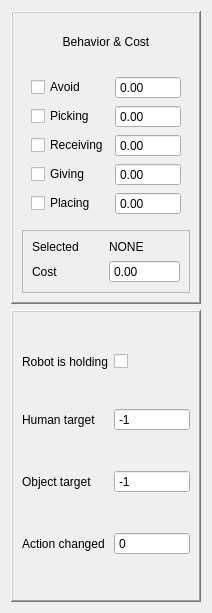
Before: the Qt Designer form src/move3d-remote/attentionalwidget.ui in jmainpri/move3d-studio, drawn with Qt 5.
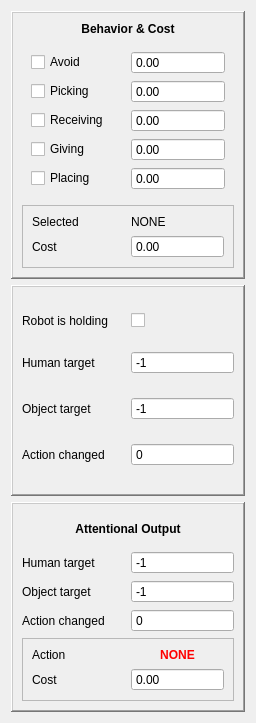
After: the same form once the commit is applied.

The edit to the form file:
```diff
--- a/src/move3d-remote/attentionalwidget.ui
+++ b/src/move3d-remote/attentionalwidget.ui
@@ -6,8 +6,8 @@
    <rect>
     <x>0</x>
     <y>0</y>
-    <width>212</width>
-    <height>613</height>
+    <width>256</width>
+    <height>723</height>
    </rect>
   </property>
   <property name="windowTitle">
@@ -25,6 +25,12 @@
      <layout class="QVBoxLayout" name="verticalLayout_2">
       <item>
        <widget class="QLabel" name="labelBehaviorTitle">
+        <property name="font">
+         <font>
+          <weight>75</weight>
+          <bold>true</bold>
+         </font>
+        </property>
         <property name="text">
          <string>Behavior &amp; Cost</string>
         </property>
@@ -289,6 +295,205 @@
      </layout>
     </widget>
    </item>
+   <item>
+    <widget class="QFrame" name="outputData">
+     <property name="frameShape">
+      <enum>QFrame::WinPanel</enum>
+     </property>
+     <property name="frameShadow">
+      <enum>QFrame::Raised</enum>
+     </property>
+     <layout class="QVBoxLayout" name="verticalLayout">
+      <item>
+       <widget class="QLabel" name="labelBehaviorTitle_2">
+        <property name="font">
+         <font>
+          <weight>75</weight>
+          <bold>true</bold>
+         </font>
+        </property>
+        <property name="text">
+         <string>Attentional Output</string>
+        </property>
+        <property name="textFormat">
+         <enum>Qt::LogText</enum>
+        </property>
+        <property name="alignment">
+         <set>Qt::AlignCenter</set>
+        </property>
+        <property name="wordWrap">
+         <bool>false</bool>
+        </property>
+       </widget>
+      </item>
+      <item>
+       <layout class="QGridLayout" name="gridLayout_5">
+        <item row="0" column="0">
+         <widget class="QLabel" name="labeloutputhumantarget">
+          <property name="text">
+           <string>Human target</string>
+          </property>
+         </widget>
+        </item>
+        <item row="0" column="1">
+         <widget class="QSpinBox" name="spinBoxOutputHumanTarget">
+          <property name="readOnly">
+           <bool>true</bool>
+          </property>
+          <property name="buttonSymbols">
+           <enum>QAbstractSpinBox::NoButtons</enum>
+          </property>
+          <property name="minimum">
+           <number>-1</number>
+          </property>
+          <property name="value">
+           <number>-1</number>
+          </property>
+         </widget>
+        </item>
+        <item row="1" column="0">
+         <widget class="QLabel" name="labelOutputObjectTarget">
+          <property name="text">
+           <string>Object target</string>
+          </property>
+         </widget>
+        </item>
+        <item row="1" column="1">
+         <widget class="QSpinBox" name="spinBoxOutputObjectTarget">
+          <property name="readOnly">
+           <bool>true</bool>
+          </property>
+          <property name="buttonSymbols">
+           <enum>QAbstractSpinBox::NoButtons</enum>
+          </property>
+          <property name="minimum">
+           <number>-1</number>
+          </property>
+          <property name="value">
+           <number>-1</number>
+          </property>
+         </widget>
+        </item>
+        <item row="2" column="0">
+         <widget class="QLabel" name="labelActionChanged_2">
+          <property name="text">
+           <string>Action changed</string>
+          </property>
+         </widget>
+        </item>
+        <item row="2" column="1">
+         <widget class="QSpinBox" name="spinBoxOutputActionChanged">
+          <property name="readOnly">
+           <bool>true</bool>
+          </property>
+          <property name="buttonSymbols">
+           <enum>QAbstractSpinBox::NoButtons</enum>
+          </property>
+          <property name="minimum">
+           <number>0</number>
+          </property>
+          <property name="maximum">
+           <number>1</number>
+          </property>
+          <property name="value">
+           <number>0</number>
+          </property>
+         </widget>
+        </item>
+       </layout>
+      </item>
+      <item>
+       <widget class="QFrame" name="frame_3">
+        <property name="frameShape">
+         <enum>QFrame::StyledPanel</enum>
+        </property>
+        <property name="frameShadow">
+         <enum>QFrame::Raised</enum>
+        </property>
+        <layout class="QGridLayout" name="gridLayout_4">
+         <item row="0" column="0">
+          <widget class="QLabel" name="labelOutputSelectedText">
+           <property name="text">
+            <string>Action</string>
+           </property>
+          </widget>
+         </item>
+         <item row="0" column="1">
+          <widget class="QLabel" name="labelOutputBehaviorSelectet">
+           <property name="palette">
+            <palette>
+             <active>
+              <colorrole role="WindowText">
+               <brush brushstyle="SolidPattern">
+                <color alpha="255">
+                 <red>255</red>
+                 <green>0</green>
+                 <blue>0</blue>
+                </color>
+               </brush>
+              </colorrole>
+             </active>
+             <inactive>
+              <colorrole role="WindowText">
+               <brush brushstyle="SolidPattern">
+                <color alpha="255">
+                 <red>255</red>
+                 <green>0</green>
+                 <blue>0</blue>
+                </color>
+               </brush>
+              </colorrole>
+             </inactive>
+             <disabled>
+              <colorrole role="WindowText">
+               <brush brushstyle="SolidPattern">
+                <color alpha="255">
+                 <red>106</red>
+                 <green>104</green>
+                 <blue>100</blue>
+                </color>
+               </brush>
+              </colorrole>
+             </disabled>
+            </palette>
+           </property>
+           <property name="font">
+            <font>
+             <weight>75</weight>
+             <bold>true</bold>
+            </font>
+           </property>
+           <property name="text">
+            <string>NONE</string>
+           </property>
+           <property name="alignment">
+            <set>Qt::AlignCenter</set>
+           </property>
+          </widget>
+         </item>
+         <item row="1" column="0">
+          <widget class="QLabel" name="label_2">
+           <property name="text">
+            <string>Cost</string>
+           </property>
+          </widget>
+         </item>
+         <item row="1" column="1">
+          <widget class="QDoubleSpinBox" name="doubleSpinBoxOutputCost">
+           <property name="readOnly">
+            <bool>true</bool>
+           </property>
+           <property name="buttonSymbols">
+            <enum>QAbstractSpinBox::NoButtons</enum>
+           </property>
+          </widget>
+         </item>
+        </layout>
+       </widget>
+      </item>
+     </layout>
+    </widget>
+   </item>
   </layout>
  </widget>
  <resources/>
```
